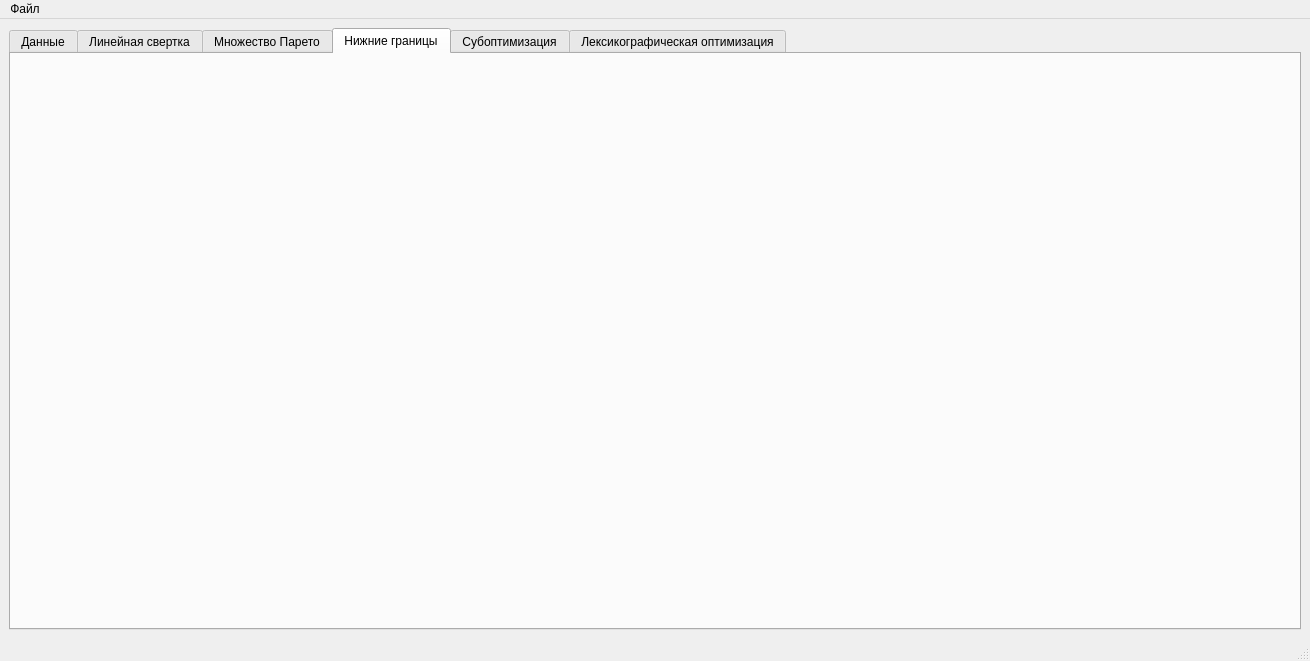
The window that mainwindow.ui (Technonmad/Multi-criteria-task) describes before a commit, drawn with Qt 5.
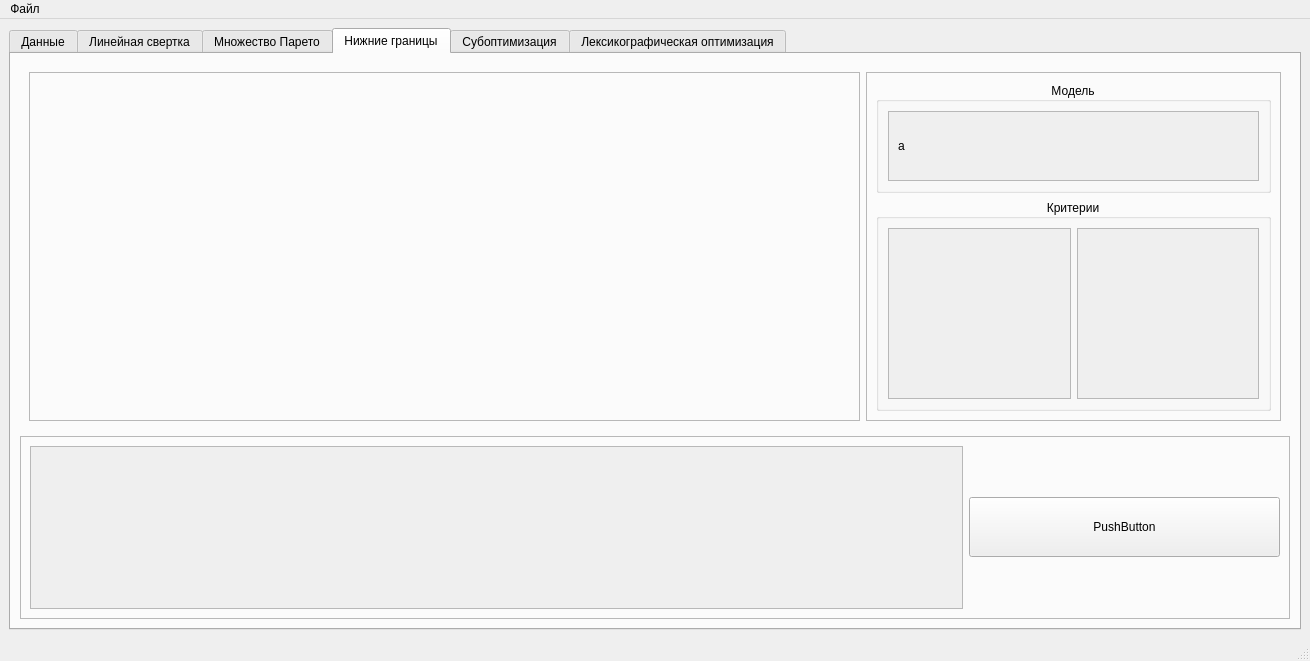
The same window after the commit. The open tabs and pages were chosen to show the change.

```diff
--- a/mainwindow.ui
+++ b/mainwindow.ui
@@ -259,6 +259,222 @@
        <attribute name="title">
         <string>Нижние границы</string>
        </attribute>
+       <layout class="QGridLayout" name="gridLayout">
+        <item row="0" column="0">
+         <widget class="QWidget" name="widget_2" native="true">
+          <property name="sizePolicy">
+           <sizepolicy hsizetype="Preferred" vsizetype="Preferred">
+            <horstretch>0</horstretch>
+            <verstretch>6</verstretch>
+           </sizepolicy>
+          </property>
+          <layout class="QHBoxLayout" name="horizontalLayout_7">
+           <item>
+            <widget class="QFrame" name="frame_3">
+             <property name="sizePolicy">
+              <sizepolicy hsizetype="Preferred" vsizetype="Preferred">
+               <horstretch>2</horstretch>
+               <verstretch>0</verstretch>
+              </sizepolicy>
+             </property>
+             <property name="frameShape">
+              <enum>QFrame::StyledPanel</enum>
+             </property>
+             <property name="frameShadow">
+              <enum>QFrame::Raised</enum>
+             </property>
+            </widget>
+           </item>
+           <item>
+            <widget class="QFrame" name="form_2">
+             <property name="sizePolicy">
+              <sizepolicy hsizetype="Preferred" vsizetype="Preferred">
+               <horstretch>1</horstretch>
+               <verstretch>0</verstretch>
+              </sizepolicy>
+             </property>
+             <property name="frameShape">
+              <enum>QFrame::StyledPanel</enum>
+             </property>
+             <property name="frameShadow">
+              <enum>QFrame::Raised</enum>
+             </property>
+             <layout class="QVBoxLayout" name="verticalLayout_5">
+              <item>
+               <widget class="QGroupBox" name="modelbox1_2">
+                <property name="sizePolicy">
+                 <sizepolicy hsizetype="Preferred" vsizetype="Preferred">
+                  <horstretch>0</horstretch>
+                  <verstretch>1</verstretch>
+                 </sizepolicy>
+                </property>
+                <property name="title">
+                 <string>Модель</string>
+                </property>
+                <property name="alignment">
+                 <set>Qt::AlignCenter</set>
+                </property>
+                <layout class="QHBoxLayout" name="horizontalLayout_8">
+                 <item>
+                  <widget class="QScrollArea" name="scrollArea_3">
+                   <property name="widgetResizable">
+                    <bool>true</bool>
+                   </property>
+                   <widget class="QWidget" name="scrollAreaWidgetContents_3">
+                    <property name="geometry">
+                     <rect>
+                      <x>0</x>
+                      <y>0</y>
+                      <width>369</width>
+                      <height>68</height>
+                     </rect>
+                    </property>
+                    <layout class="QVBoxLayout" name="verticalLayout_6">
+                     <item>
+                      <widget class="QLabel" name="label_2">
+                       <property name="text">
+                        <string>a</string>
+                       </property>
+                      </widget>
+                     </item>
+                    </layout>
+                   </widget>
+                  </widget>
+                 </item>
+                </layout>
+               </widget>
+              </item>
+              <item>
+               <widget class="QGroupBox" name="criteria_wall_box">
+                <property name="sizePolicy">
+                 <sizepolicy hsizetype="Preferred" vsizetype="Preferred">
+                  <horstretch>0</horstretch>
+                  <verstretch>6</verstretch>
+                 </sizepolicy>
+                </property>
+                <property name="title">
+                 <string>Критерии</string>
+                </property>
+                <property name="alignment">
+                 <set>Qt::AlignCenter</set>
+                </property>
+                <layout class="QHBoxLayout" name="horizontalLayout_9">
+                 <item>
+                  <widget class="QScrollArea" name="criteria_wall">
+                   <property name="widgetResizable">
+                    <bool>true</bool>
+                   </property>
+                   <widget class="QWidget" name="scrollAreaWidgetContents_4">
+                    <property name="geometry">
+                     <rect>
+                      <x>0</x>
+                      <y>0</y>
+                      <width>181</width>
+                      <height>162</height>
+                     </rect>
+                    </property>
+                   </widget>
+                  </widget>
+                 </item>
+                 <item>
+                  <widget class="QScrollArea" name="value_wall">
+                   <property name="widgetResizable">
+                    <bool>true</bool>
+                   </property>
+                   <widget class="QWidget" name="scrollAreaWidgetContents_5">
+                    <property name="geometry">
+                     <rect>
+                      <x>0</x>
+                      <y>0</y>
+                      <width>180</width>
+                      <height>162</height>
+                     </rect>
+                    </property>
+                   </widget>
+                  </widget>
+                 </item>
+                </layout>
+               </widget>
+              </item>
+             </layout>
+            </widget>
+           </item>
+          </layout>
+         </widget>
+        </item>
+        <item row="1" column="0">
+         <widget class="QFrame" name="frame_4">
+          <property name="sizePolicy">
+           <sizepolicy hsizetype="Preferred" vsizetype="Preferred">
+            <horstretch>0</horstretch>
+            <verstretch>3</verstretch>
+           </sizepolicy>
+          </property>
+          <property name="frameShape">
+           <enum>QFrame::StyledPanel</enum>
+          </property>
+          <property name="frameShadow">
+           <enum>QFrame::Raised</enum>
+          </property>
+          <layout class="QHBoxLayout" name="horizontalLayout_10">
+           <item>
+            <widget class="QScrollArea" name="scrollArea_4">
+             <property name="sizePolicy">
+              <sizepolicy hsizetype="Expanding" vsizetype="Expanding">
+               <horstretch>3</horstretch>
+               <verstretch>0</verstretch>
+              </sizepolicy>
+             </property>
+             <property name="minimumSize">
+              <size>
+               <width>0</width>
+               <height>0</height>
+              </size>
+             </property>
+             <property name="widgetResizable">
+              <bool>true</bool>
+             </property>
+             <widget class="QWidget" name="scrollAreaWidgetContents_7">
+              <property name="geometry">
+               <rect>
+                <x>0</x>
+                <y>0</y>
+                <width>931</width>
+                <height>160</height>
+               </rect>
+              </property>
+             </widget>
+            </widget>
+           </item>
+           <item>
+            <widget class="QPushButton" name="wallButton">
+             <property name="sizePolicy">
+              <sizepolicy hsizetype="Minimum" vsizetype="Fixed">
+               <horstretch>1</horstretch>
+               <verstretch>0</verstretch>
+              </sizepolicy>
+             </property>
+             <property name="minimumSize">
+              <size>
+               <width>40</width>
+               <height>60</height>
+              </size>
+             </property>
+             <property name="maximumSize">
+              <size>
+               <width>16777215</width>
+               <height>60</height>
+              </size>
+             </property>
+             <property name="text">
+              <string>PushButton</string>
+             </property>
+            </widget>
+           </item>
+          </layout>
+         </widget>
+        </item>
+       </layout>
       </widget>
       <widget class="QWidget" name="tab_5">
        <attribute name="title">
```
Left out of the diff: 98 changed lines with no effect on the pictures.
